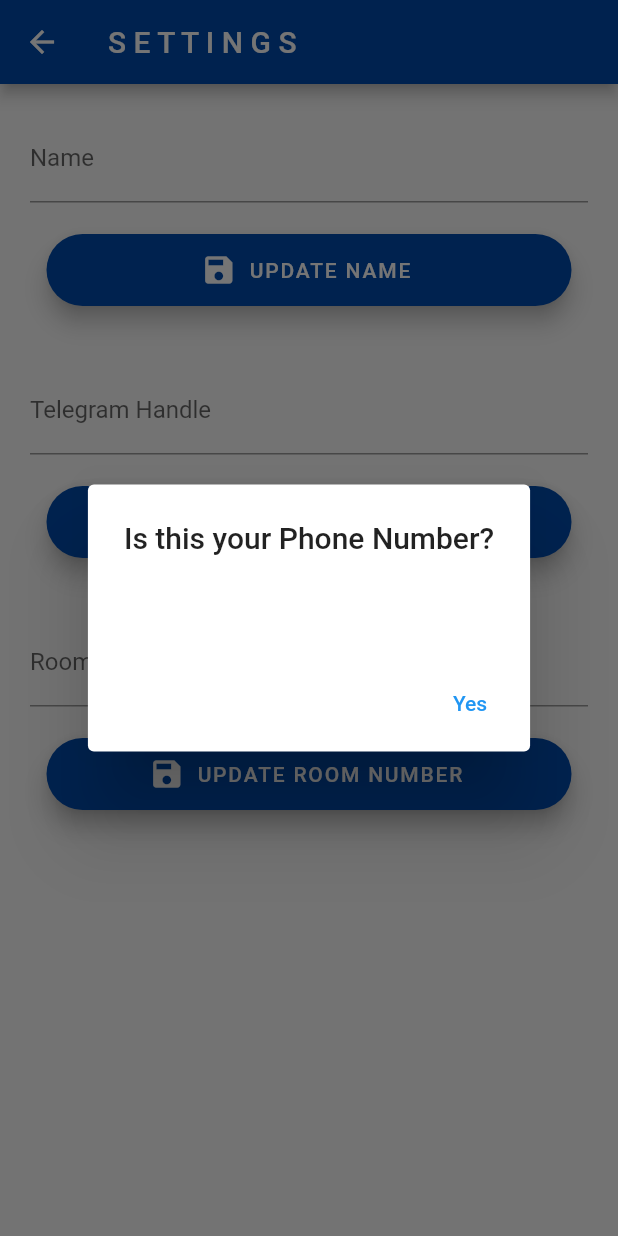
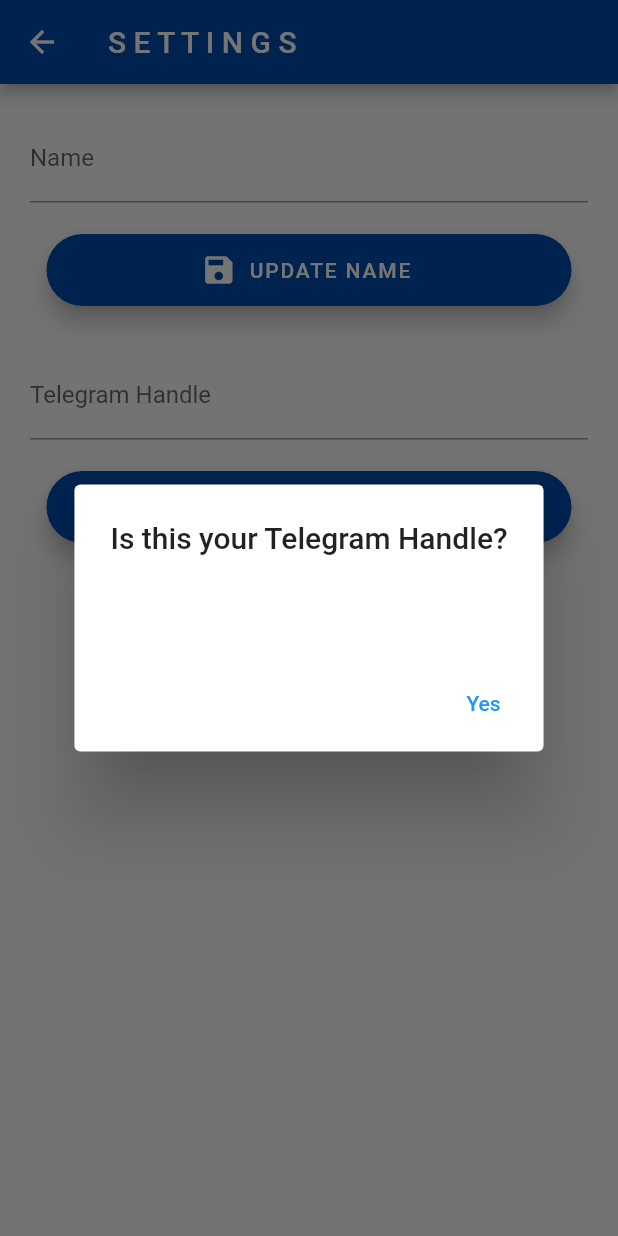
Before and after one commit to farissirraj/LaundroMATE, a Flutter app: the Settings screen opened by its route, after a tap on "UPDATE TELEGRAM HANDLE", on a phone screen of 412 x 824 dp. Run offline on Flutter 3.47's test engine with Material 2 defaults, Android fonts, the phone set to English and light mode, and no system bars; our stand-ins replace cloud_firestore, firebase_core, syncfusion_flutter_calendar; missing offline and left inert: dart:ffi; accounts and stored records are empty.

Commit message:
Working on Verifications and updating settings

```diff
--- a/lib/settings.dart
+++ b/lib/settings.dart
@@ -1,19 +1,22 @@
 // ignore_for_file: prefer_const_constructors
 
 import 'dart:ffi';
+import 'package:cloud_firestore/cloud_firestore.dart';
+import 'package:firebase_core/firebase_core.dart';
+import 'package:flutter/material.dart';
+import 'book.dart';
 
-import 'package:flutter/material.dart';
-
-String name = '';
+String name = 'Faris';
+String telegram = 'faris096';
 
 class Settings extends StatelessWidget {
   Settings({Key? key}) : super(key: key);
 
   final _nameController = TextEditingController();
 
-  final _phoneNoController = TextEditingController();
+  final _telegramController = TextEditingController();
 
-  final _roomNoController = TextEditingController();
+  //final _roomNoController = TextEditingController();
 
   @override
   Widget build(BuildContext context) {
@@ -24,6 +27,7 @@ class Settings extends StatelessWidget {
       ),
       body: Column(
         children: [
+          // N A M E
           Padding(
               padding: EdgeInsets.all(20.0),
               child: TextField(
@@ -63,11 +67,13 @@ class Settings extends StatelessWidget {
               backgroundColor: Color.fromRGBO(0, 74, 173, 2),
             ),
           ),
-          Padding(padding: EdgeInsets.all(10)),
+          Padding(padding: EdgeInsets.all(5)),
+
+          // T E L E G R A M  H A N D L E
           Padding(
               padding: EdgeInsets.all(20.0),
               child: TextField(
-                controller: _phoneNoController,
+                controller: _telegramController,
                 decoration: InputDecoration(
                   hintText: "Telegram Handle",
                   labelText: "Telegram Handle",
@@ -81,16 +87,18 @@ class Settings extends StatelessWidget {
                 showDialog(
                   context: context,
                   builder: (context) => AlertDialog(
-                      title: Text('Is this your Phone Number?'),
+                      title: Text('Is this your Telegram Handle?'),
                       content: Text(
-                        _phoneNoController.text,
+                        _telegramController.text,
                         textAlign: TextAlign.center,
                         style: TextStyle(fontSize: 20),
                       ),
                       actions: [
                         TextButton(
                           child: Text('Yes'),
-                          onPressed: () => Navigator.pop(context),
+                          onPressed: () {
+                            telegram = _nameController.text;
+                          },
                         ),
                       ]),
                 );
@@ -100,43 +108,43 @@ class Settings extends StatelessWidget {
               backgroundColor: Color.fromRGBO(0, 74, 173, 2),
             ),
           ),
-          Padding(padding: EdgeInsets.all(10)),
-          Padding(
-              padding: EdgeInsets.all(20.0),
-              child: TextField(
-                controller: _roomNoController,
-                decoration: InputDecoration(
-                  hintText: "Room Number",
-                  labelText: "Room Number",
-                ),
-              )),
-          Padding(padding: EdgeInsets.all(0.5)),
-          SizedBox(
-            width: 350.0,
-            child: FloatingActionButton.extended(
-              onPressed: () {
-                showDialog(
-                  context: context,
-                  builder: (context) => AlertDialog(
-                      title: Text('Is this your Room Number?'),
-                      content: Text(
-                        _roomNoController.text,
-                        textAlign: TextAlign.center,
-                        style: TextStyle(fontSize: 20),
-                      ),
-                      actions: [
-                        TextButton(
-                          child: Text('Yes'),
-                          onPressed: () => Navigator.pop(context),
-                        ),
-                      ]),
-                );
-              },
-              label: Text('UPDATE ROOM NUMBER'),
-              icon: Icon(Icons.save),
-              backgroundColor: Color.fromRGBO(0, 74, 173, 2),
-            ),
-          )
+          Padding(padding: EdgeInsets.all(5)),
+          // Padding(
+          //     padding: EdgeInsets.all(20.0),
+          //     child: TextField(
+          //       controller: _roomNoController,
+          //       decoration: InputDecoration(
+          //         hintText: "Room Number",
+          //         labelText: "Room Number",
+          //       ),
+          //     )),
+          // Padding(padding: EdgeInsets.all(0.5)),
+          // SizedBox(
+          //   width: 350.0,
+          //   child: FloatingActionButton.extended(
+          //     onPressed: () {
+          //       showDialog(
+          //         context: context,
+          //         builder: (context) => AlertDialog(
+          //             title: Text('Is this your Room Number?'),
+          //             content: Text(
+          //               _roomNoController.text,
+          //               textAlign: TextAlign.center,
+          //               style: TextStyle(fontSize: 20),
+          //             ),
+          //             actions: [
+          //               TextButton(
+          //                 child: Text('Yes'),
+          //                 onPressed: () => Navigator.pop(context),
+          //               ),
+          //             ]),
+          //       );
+          //     },
+          //     label: Text('UPDATE ROOM NUMBER'),
+          //     icon: Icon(Icons.save),
+          //     backgroundColor: Color.fromRGBO(0, 74, 173, 2),
+          //   ),
+          // )
         ],
       ),
     );
--- a/pubspec.yaml
+++ b/pubspec.yaml
@@ -35,6 +35,8 @@ dependencies:
   cloud_firestore: ^2.1.0
   firebase_database: ^6.1.2
   flutter_launcher_icons: ^0.9.2
+  introduction_screen:
+  shared_preferences: ^2.0.13
 
   # The following adds the Cupertino Icons font to your application.
   # Use with the CupertinoIcons class for iOS style icons.
```
Also changed, not shown: lib/book.dart (+8 -20 lines), lib/homescreen.dart (added, +85 -0 lines), lib/main.dart (+2 -79 lines), pubspec.lock, 1 other file.
